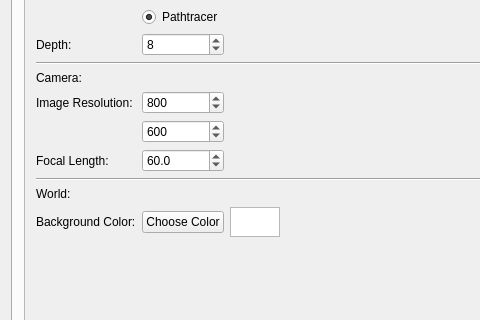
Before: the Qt Designer form mainwindow.ui in Theverat/SimpleTracer, drawn with Qt 5; both pictures show x 0 to 480 and y 98 to 418 of the 591 by 636 pixel window.
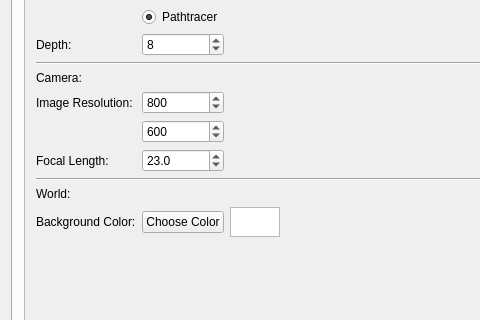
After: the same form once the commit is applied. The open tabs and pages were chosen to show the change. Icons and pictures are not drawn.

Diff of the .ui file:
```diff
--- a/mainwindow.ui
+++ b/mainwindow.ui
@@ -116,8 +116,8 @@
             <rect>
              <x>0</x>
              <y>0</y>
-             <width>539</width>
-             <height>500</height>
+             <width>549</width>
+             <height>518</height>
             </rect>
            </property>
            <layout class="QVBoxLayout" name="verticalLayout_3">
@@ -293,7 +293,7 @@
                  <double>10000.000000000000000</double>
                 </property>
                 <property name="value">
-                 <double>60.000000000000000</double>
+                 <double>23.000000000000000</double>
                 </property>
                </widget>
               </item>
```
Left out of the diff: 2 changed lines with no effect on the pictures.
